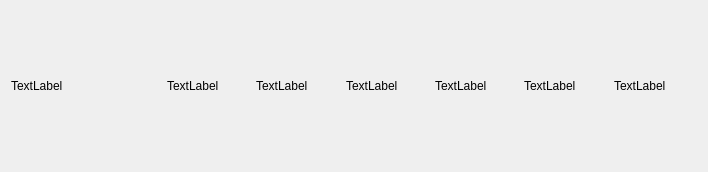
This is ui/ItemWidget.ui in Leevandr/demo as Qt 5 draws it before an edit. The edited form follows.
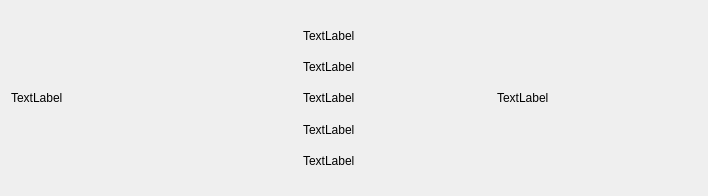
This is the edited form.

Patch:
```diff
--- a/ui/ItemWidget.ui
+++ b/ui/ItemWidget.ui
@@ -7,7 +7,7 @@
     <x>0</x>
     <y>0</y>
     <width>708</width>
-    <height>172</height>
+    <height>196</height>
    </rect>
   </property>
   <property name="windowTitle">
@@ -41,42 +41,58 @@
         </widget>
        </item>
        <item>
-        <widget class="QLabel" name="label_title">
-         <property name="text">
-          <string>TextLabel</string>
-         </property>
-        </widget>
-       </item>
-       <item>
-        <widget class="QLabel" name="label_category">
-         <property name="text">
-          <string>TextLabel</string>
-         </property>
-        </widget>
-       </item>
-       <item>
+        <layout class="QVBoxLayout" name="verticalLayout_2">
+         <item alignment="Qt::AlignmentFlag::AlignHCenter">
         <widget class="QLabel" name="label_description">
          <property name="text">
           <string>TextLabel</string>
          </property>
         </widget>
        </item>
-       <item>
+         <item alignment="Qt::AlignmentFlag::AlignHCenter">
         <widget class="QLabel" name="label_brand">
          <property name="text">
           <string>TextLabel</string>
          </property>
         </widget>
        </item>
-       <item>
-        <widget class="QLabel" name="label_price">
+         <item alignment="Qt::AlignmentFlag::AlignHCenter">
+          <widget class="QLabel" name="label_category">
          <property name="text">
           <string>TextLabel</string>
          </property>
         </widget>
        </item>
-       <item>
+         <item alignment="Qt::AlignmentFlag::AlignHCenter">
+          <widget class="QLabel" name="label_title">
+           <property name="text">
+            <string>TextLabel</string>
+           </property>
+          </widget>
+         </item>
+         <item alignment="Qt::AlignmentFlag::AlignHCenter">
         <widget class="QLabel" name="label_discount">
+           <property name="text">
+            <string>TextLabel</string>
+           </property>
+          </widget>
+         </item>
+        </layout>
+       </item>
+       <item>
+        <widget class="QLabel" name="label_price">
+         <property name="minimumSize">
+          <size>
+           <width>200</width>
+           <height>50</height>
+          </size>
+         </property>
+         <property name="maximumSize">
+          <size>
+           <width>200</width>
+           <height>50</height>
+          </size>
+         </property>
          <property name="text">
           <string>TextLabel</string>
          </property>
```
Lines whose indentation alone changed are shown as unchanged.
